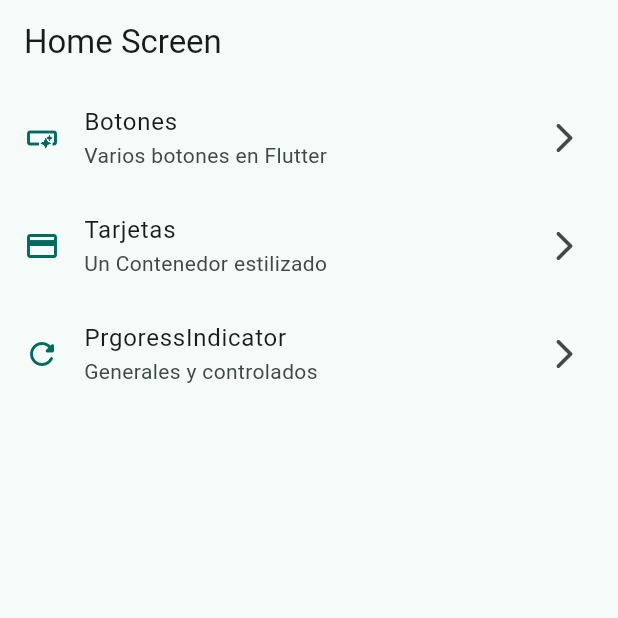
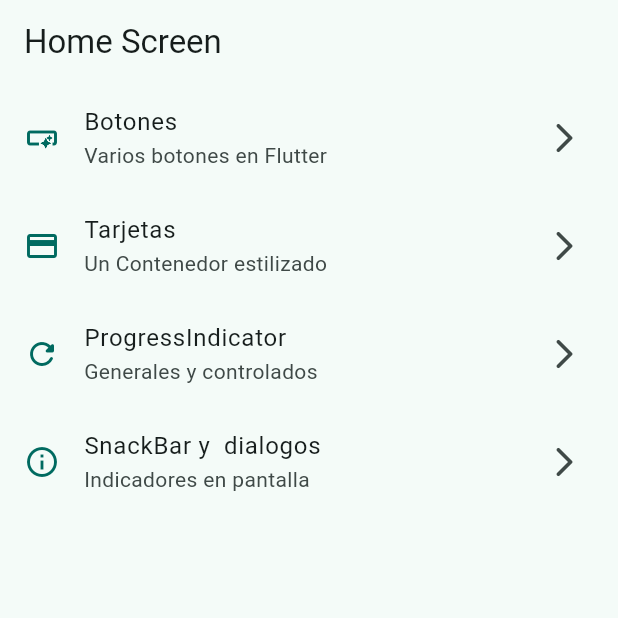
Before and after one commit to noisygott/widgets_app, a Flutter app: the screen it shows after launch, on a phone screen of 412 x 824 dp, the top half of it. Run offline on Flutter 3.47's test engine with Material 3 defaults, Android fonts, the phone set to English and light mode, and no system bars; our stand-ins replace go_router.

Commit message:
snackbar dialogos terminados

```diff
--- a/lib/config/menu/menu_items.dart
+++ b/lib/config/menu/menu_items.dart
@@ -31,9 +31,16 @@ const List<MenuItem> appMenuItems = [
   ),
 
   MenuItem(
-    title: 'PrgoressIndicator',
+    title: 'ProgressIndicator',
     subTitle: 'Generales y controlados',
     link: '/progress',
     icon: Icons.refresh_rounded
   ),
+
+  MenuItem(
+    title: 'SnackBar y  dialogos',
+    subTitle: 'Indicadores en pantalla',
+    link: '/snackbar',
+    icon: Icons.info_outline
+  ),
 ];
--- a/lib/config/router/app_router.dart
+++ b/lib/config/router/app_router.dart
@@ -30,5 +30,11 @@ final appRouter = GoRouter(
       name: ProgressScreen.name,
       builder: (context, state) => ProgressScreen(),
     ),
+
+     GoRoute(
+      path: '/snackbar',
+      name: SnackbarScreen.name,
+      builder: (context, state) => SnackbarScreen(),
+    ),
   ],
 );
--- a/lib/main.dart
+++ b/lib/main.dart
@@ -15,6 +15,7 @@ class MainApp extends StatelessWidget {
   @override
   Widget build(BuildContext context) {
     return MaterialApp.router(
+      title: 'Flutter Widgets',
       routerConfig: appRouter,
       theme: AppTheme(selectColor: 1).getTheme(),
       debugShowCheckedModeBanner: false,
```
Also changed, not shown: lib/presentation/screens/snackbar/snackbar_screen.dart (+61 -1 lines).
